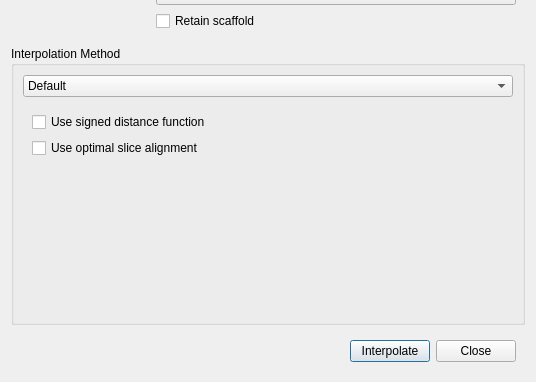
pyushkevich/itksnap, file GUI/Qt/Windows/InterpolateLabelsDialog.ui: the form before one commit; both pictures show x 0 to 536 and y 233 to 615 of the 536 by 615 pixel window.
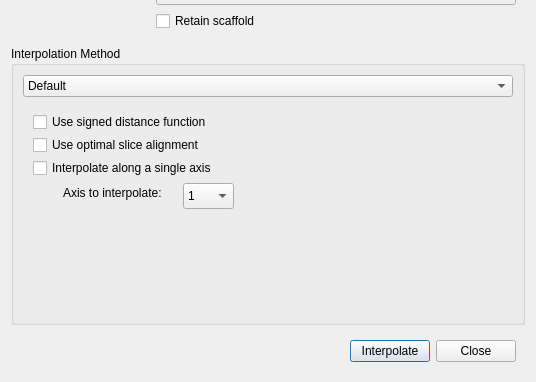
The form after the commit. The open tabs and pages were chosen to show the change.

Commit message: ENH: Added ability to interpolate along a single axis.

```diff
--- a/GUI/Qt/Windows/InterpolateLabelsDialog.ui
+++ b/GUI/Qt/Windows/InterpolateLabelsDialog.ui
@@ -188,9 +188,15 @@
          </layout>
         </widget>
         <widget class="QWidget" name="pageMorphology">
-         <layout class="QVBoxLayout" name="verticalLayout_3">
-          <item>
            <widget class="QCheckBox" name="chkMorphologyUseDistance">
+          <property name="geometry">
+           <rect>
+            <x>10</x>
+            <y>9</y>
+            <width>204</width>
+            <height>20</height>
+           </rect>
+          </property>
             <property name="toolTip">
              <string>Use an alternative signed distance function-based method.  Slightly faster, but can fail for twisted shapes.</string>
             </property>
@@ -198,9 +204,15 @@
              <string>Use signed distance function</string>
             </property>
            </widget>
-          </item>
-          <item>
            <widget class="QCheckBox" name="chkMorphologyUseOptimalAlignment">
+          <property name="geometry">
+           <rect>
+            <x>10</x>
+            <y>32</y>
+            <width>195</width>
+            <height>20</height>
+           </rect>
+          </property>
             <property name="toolTip">
              <string>Use optimal slice alignment instead of the default heuristic.  This can take a long time.</string>
             </property>
@@ -208,21 +220,60 @@
              <string>Use optimal slice alignment</string>
             </property>
            </widget>
+         <widget class="QCheckBox" name="chkMorphologyInterpolateOneAxis">
+          <property name="geometry">
+           <rect>
+            <x>10</x>
+            <y>55</y>
+            <width>209</width>
+            <height>20</height>
+           </rect>
+          </property>
+          <property name="toolTip">
+           <string>Use optimal slice alignment instead of the default heuristic.  This can take a long time.</string>
+          </property>
+          <property name="text">
+           <string>Interpolate along a single axis</string>
+          </property>
+         </widget>
+         <widget class="QComboBox" name="morphologyInterpolationAxis">
+          <property name="geometry">
+           <rect>
+            <x>160</x>
+            <y>80</y>
+            <width>51</width>
+            <height>26</height>
+           </rect>
+          </property>
+          <item>
+           <property name="text">
+            <string>1</string>
+           </property>
           </item>
           <item>
-           <spacer name="verticalSpacer">
-            <property name="orientation">
-             <enum>Qt::Vertical</enum>
-            </property>
-            <property name="sizeHint" stdset="0">
-             <size>
-              <width>20</width>
-              <height>40</height>
-             </size>
-            </property>
-           </spacer>
+           <property name="text">
+            <string>2</string>
+           </property>
+          </item>
+          <item>
+           <property name="text">
+            <string>3</string>
+           </property>
           </item>
-         </layout>
+         </widget>
+         <widget class="QLabel" name="axisLabel">
+          <property name="geometry">
+           <rect>
+            <x>40</x>
+            <y>80</y>
+            <width>121</width>
+            <height>20</height>
+           </rect>
+          </property>
+          <property name="text">
+           <string>Axis to interpolate:</string>
+          </property>
+         </widget>
         </widget>
        </widget>
       </item>
```
Left out of the diff: 2 changed lines with no effect on the pictures. Lines whose indentation alone changed are shown as unchanged. The commit also changes 3 other files.
